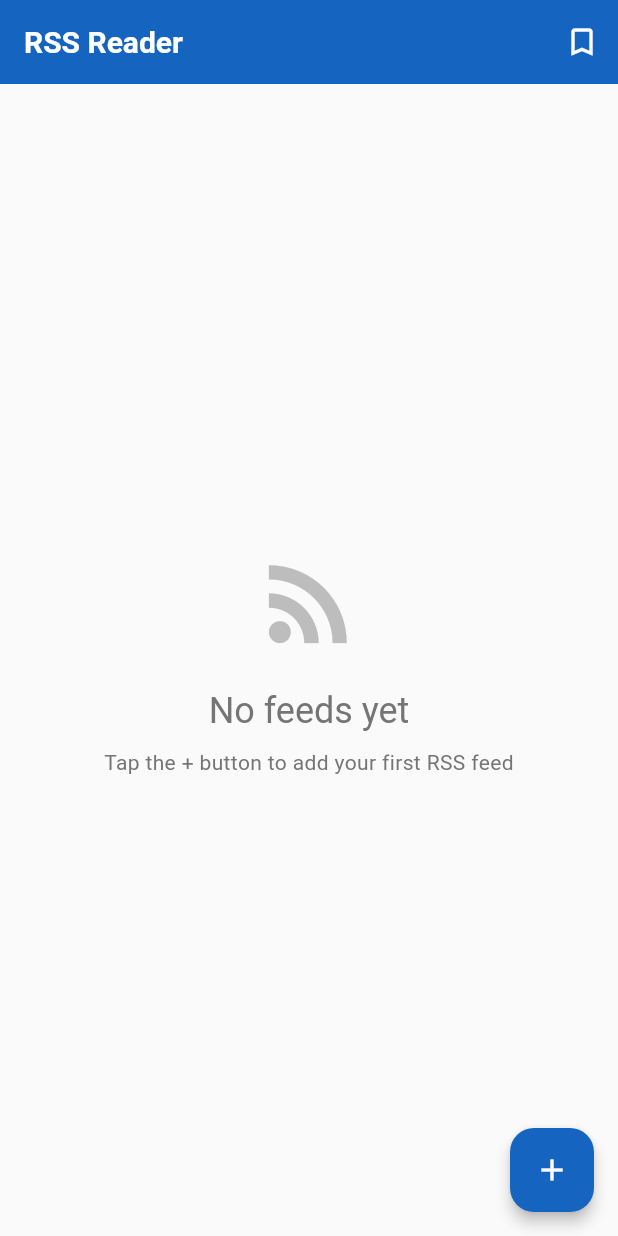
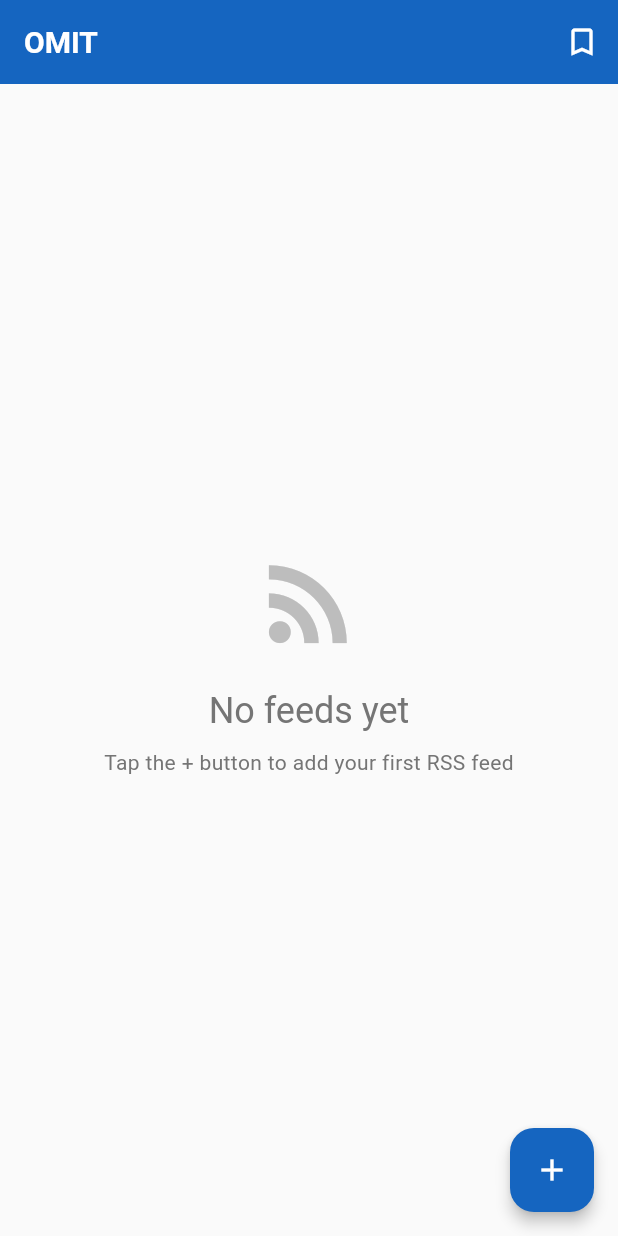
Before and after one commit to mohan-in/omit, a Flutter app: the screen it shows after launch, on a phone screen of 412 x 824 dp. Run offline on Flutter 3.47's test engine with Material 3 defaults, Android fonts, the phone set to English and light mode, and no system bars; our stand-ins replace hive, hive_flutter, webview_flutter; missing offline and left inert: dart_rss; accounts and stored records are empty.

Commit message:
feat: Update app bar title from 'RSS Reader' to 'OMIT'

```diff
--- a/lib/screens/feeds_screen.dart
+++ b/lib/screens/feeds_screen.dart
@@ -15,7 +15,7 @@ class FeedsScreen extends StatelessWidget {
   Widget build(BuildContext context) {
     return Scaffold(
       appBar: AppBar(
-        title: const Text('RSS Reader'),
+        title: const Text('OMIT'),
         actions: [
           IconButton(
             icon: const Icon(Icons.bookmark_outline),
```
